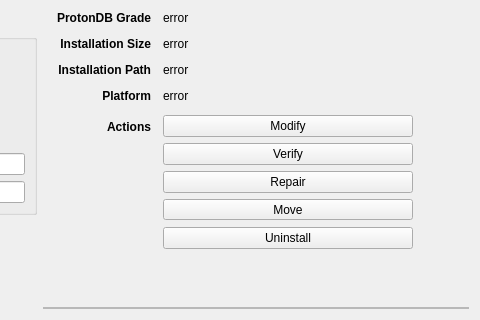
Old version of the form rare/ui/components/tabs/games/game_info/game_info.ui in the repository RareDevs/Rare; both pictures show x 120 to 600 and y 84 to 404 of the 600 by 404 pixel window.
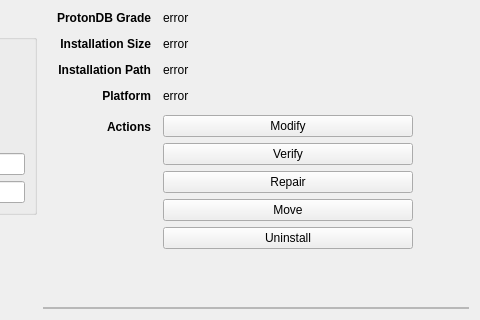
New version of the form.

Commit message: MoveDialog: Refactor MovePopup into a dialog using ActionDialog as base

Diff of the .ui file:
```diff
--- a/rare/ui/components/tabs/games/game_info/game_info.ui
+++ b/rare/ui/components/tabs/games/game_info/game_info.ui
@@ -488,7 +488,7 @@
                 <number>0</number>
                </property>
                <item>
-                <widget class="QToolButton" name="move_button">
+                <widget class="QPushButton" name="move_button">
                  <property name="sizePolicy">
                   <sizepolicy hsizetype="Minimum" vsizetype="Fixed">
                    <horstretch>0</horstretch>
@@ -498,15 +498,6 @@
                  <property name="text">
                   <string>Move</string>
                  </property>
-                 <property name="popupMode">
-                  <enum>QToolButton::InstantPopup</enum>
-                 </property>
-                 <property name="toolButtonStyle">
-                  <enum>Qt::ToolButtonTextOnly</enum>
-                 </property>
-                 <property name="arrowType">
-                  <enum>Qt::DownArrow</enum>
-                 </property>
                 </widget>
                </item>
               </layout>
```
The commit also changes 4 other files.
